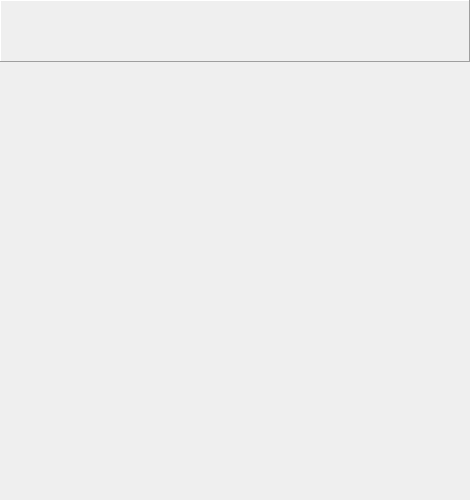
Before: the Qt Designer form src/config_radio.ui in thorwe/CrossTalk, drawn with Qt 5.
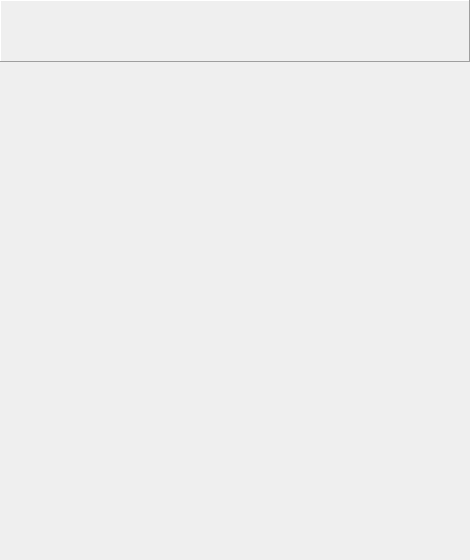
After: the same form once the commit is applied. Custom widgets are drawn as their Qt base class.

What changed in the file:
```diff
--- a/src/config_radio.ui
+++ b/src/config_radio.ui
@@ -7,7 +7,7 @@
     <x>0</x>
     <y>0</y>
     <width>470</width>
-    <height>500</height>
+    <height>560</height>
    </rect>
   </property>
   <property name="windowTitle">
@@ -19,7 +19,7 @@
      <x>10</x>
      <y>70</y>
      <width>451</width>
-     <height>421</height>
+     <height>481</height>
     </rect>
    </property>
    <layout class="QHBoxLayout" name="horizontalLayout"/>
```
